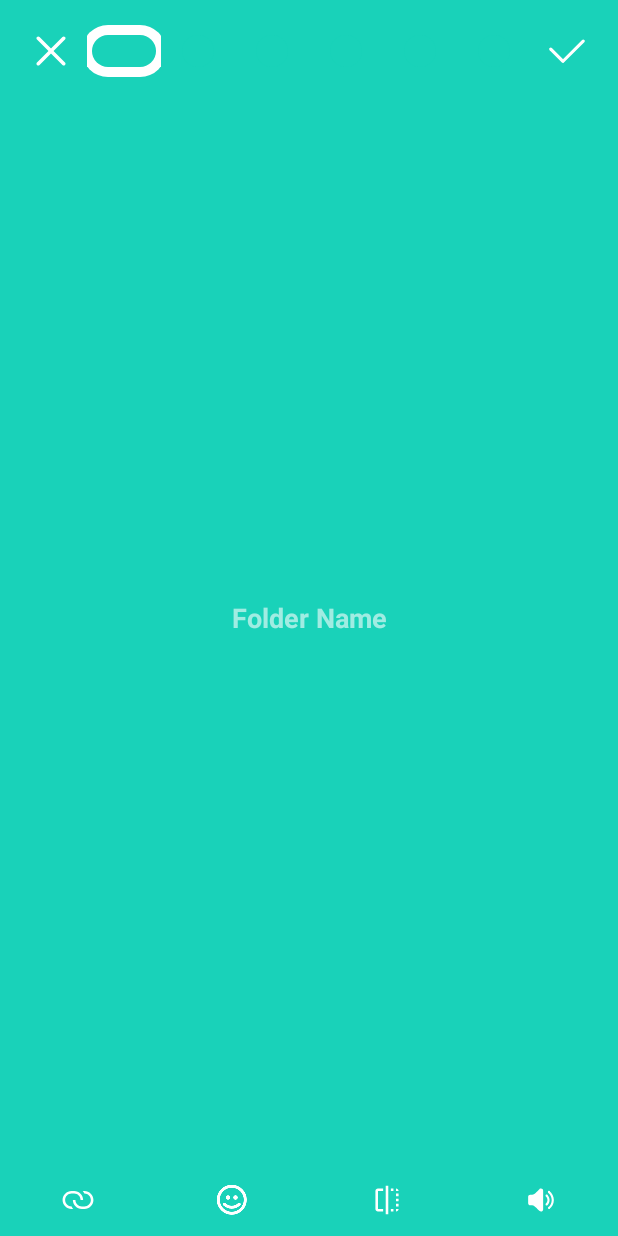
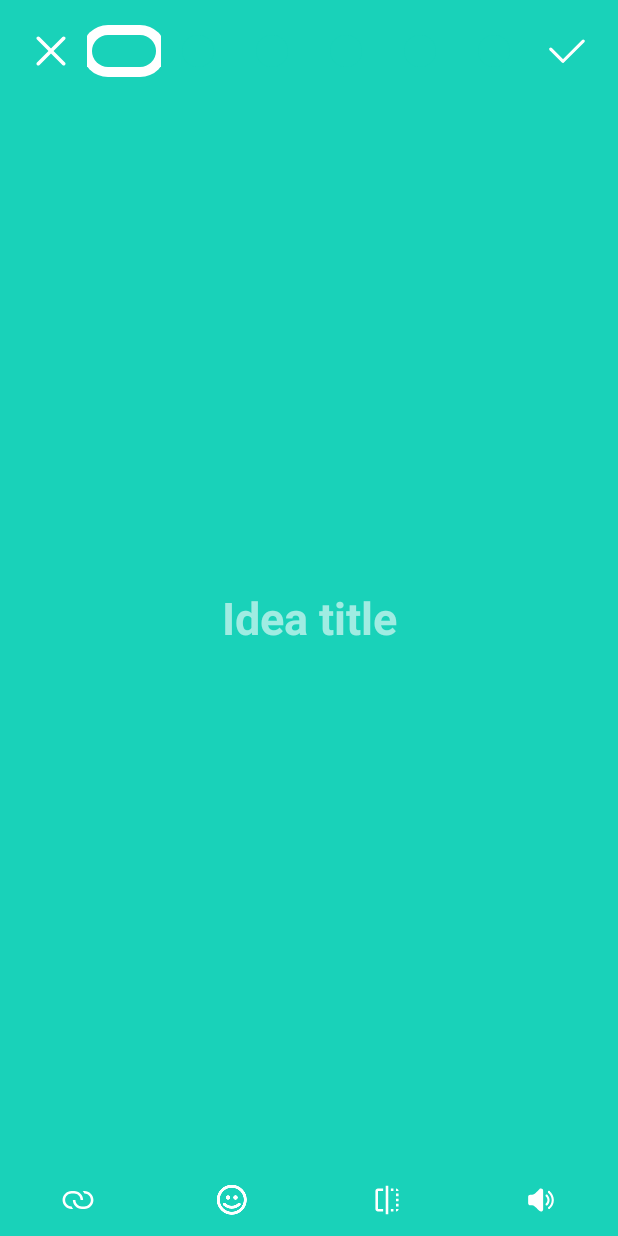
Before and after one commit to tonnylitao/Acornote, an Android app: the EditFolderActivity screen opened directly, with no data from a screen before it, on a phone screen of 412 x 824 dp. Run offline under Robolectric (Android 15) with nearby library versions, the phone set to English and light mode, and no system bars; our stand-ins replace data binding; libraries missing offline, so code that uses them is left out: io.realm, io.realm.annotations; 4 statements that could not run were skipped.

Commit message:
remove Presenter in EditFolder becase there is no heavy operation in P

```diff
--- a/Acornote_Android/app/src/main/AndroidManifest.xml
+++ b/Acornote_Android/app/src/main/AndroidManifest.xml
@@ -27,8 +27,8 @@
         </activity>
 
         <activity android:name=".ui.editfolder.EditFolderActivity"
-                  android:theme="@style/AppTheme.NoActionBar"
-                  android:windowSoftInputMode="stateAlwaysVisible|adjustResize">
+                  android:windowSoftInputMode="stateAlwaysVisible|adjustResize"
+                  android:theme="@style/AppTheme.NoActionBar">
         </activity>
     </application>
 
--- a/Acornote_Android/app/src/main/java/tonnysunm/com/acornote/ui/base/BaseActivity.java
+++ b/Acornote_Android/app/src/main/java/tonnysunm/com/acornote/ui/base/BaseActivity.java
@@ -8,7 +8,9 @@ public abstract class BaseActivity<P extends MVP.Presenter> extends AppCompatAct
 
     @Override
     protected void onDestroy() {
-        mPresenter.detachView();
+        if (mPresenter != null) {
+            mPresenter.detachView();
+        }
 
         super.onDestroy();
     }
--- a/Acornote_Android/app/src/main/java/tonnysunm/com/acornote/ui/editfolder/EditFolderActivity.java
+++ b/Acornote_Android/app/src/main/java/tonnysunm/com/acornote/ui/editfolder/EditFolderActivity.java
@@ -8,10 +8,11 @@ import android.support.annotation.Nullable;
 import tonnysunm.com.acornote.R;
 import tonnysunm.com.acornote.model.Folder;
 import tonnysunm.com.acornote.ui.base.BaseActivity;
+import tonnysunm.com.acornote.ui.base.MVP;
 
 import static com.google.common.base.Preconditions.checkNotNull;
 
-public class EditFolderActivity extends BaseActivity<EditFolderPresenter> {
+public class EditFolderActivity extends BaseActivity<MVP.Presenter> {
     public static final int CREATE_FOLDER_REQUEST = 1;
     public static final String EXTRA_FOLDER = "EXTRA_FOLDER";
     public static final String EXTRA_FOLDER_VIEWMODEL = "EXTRA_FOLDER_VIEWMODEL";
@@ -35,16 +36,5 @@ public class EditFolderActivity extends BaseActivity<EditFolderPresenter> {
         final EditFolderFragment fragment = (EditFolderFragment) getSupportFragmentManager()
                 .findFragmentById(R.id.fragment);
         checkNotNull(fragment, "view should not be null");
-
-        mPresenter = new EditFolderPresenter();
-        mPresenter.attachView(fragment);
-        fragment.setPresenter(mPresenter);
-    }
-
-    @Override
-    protected void onResume() {
-        super.onResume();
-
-        mPresenter.loadData();
     }
 }
--- a/Acornote_Android/app/src/main/java/tonnysunm/com/acornote/ui/editfolder/EditFolderFragment.java
+++ b/Acornote_Android/app/src/main/java/tonnysunm/com/acornote/ui/editfolder/EditFolderFragment.java
@@ -5,7 +5,6 @@ import android.content.Context;
 import android.os.Bundle;
 import android.support.v4.app.Fragment;
 import android.support.v4.content.ContextCompat;
-import android.util.Log;
 import android.view.LayoutInflater;
 import android.view.View;
 import android.view.ViewGroup;
@@ -15,18 +14,15 @@ import io.realm.Realm;
 import tonnysunm.com.acornote.R;
 import tonnysunm.com.acornote.databinding.EditfolderFragmentBinding;
 import tonnysunm.com.acornote.model.Folder;
+import tonnysunm.com.acornote.ui.base.MVP;
 
 public class EditFolderFragment extends Fragment implements EditFolderMVP.View {
     private static final String TAG = EditFolderFragment.class.getSimpleName();
 
-    private EditFolderPresenter mPresenter;
-
     private Folder mFolder;
 
     @Override
-    public void setPresenter(EditFolderPresenter presenter) {
-        mPresenter = presenter;
-    }
+    public void setPresenter(MVP.Presenter presenter) {}
 
     @Override
     public View onCreateView(LayoutInflater inflater, ViewGroup container,
@@ -51,19 +47,6 @@ public class EditFolderFragment extends Fragment implements EditFolderMVP.View {
         binding.setViewModel(viewModel);
 
         return view;
-    }
-
-    @Override
-    public void refresh(String string) {
-
-        Log.d("Home", string);
-    }
-
-    @Override
-    public void onResume() {
-        super.onResume();
-
-        mPresenter.loadData();
     }
 
     @Override
--- a/Acornote_Android/app/src/main/java/tonnysunm/com/acornote/ui/editfolder/EditFolderMVP.java
+++ b/Acornote_Android/app/src/main/java/tonnysunm/com/acornote/ui/editfolder/EditFolderMVP.java
@@ -4,14 +4,8 @@ import tonnysunm.com.acornote.ui.base.MVP;
 
 public interface EditFolderMVP {
 
-    interface Presenter {
-        void loadData();
-    }
-
-    interface View extends MVP.View<EditFolderPresenter> {
+    interface View extends MVP.View<MVP.Presenter> {
         void onCancel();
         void onSure(EditFolderViewModel viewModel);
-
-        void refresh(String string);
     }
 }
--- a/Acornote_Android/app/src/main/java/tonnysunm/com/acornote/ui/editfolder/EditFolderPresenter.java
+++ /dev/null
@@ -1,14 +0,0 @@
-package tonnysunm.com.acornote.ui.editfolder;
-
-import tonnysunm.com.acornote.ui.base.BasePresenter;
-
-class EditFolderPresenter extends BasePresenter<EditFolderMVP.View> implements EditFolderMVP.Presenter {
-    private static final String TAG = EditFolderPresenter.class.getSimpleName();
-
-    @Override
-    public void loadData() {
-        //async operations
-        getMVPView().refresh("Hello MVP");
-    }
-
-}
--- a/Acornote_Android/app/src/main/res/layout/editfolder_fragment.xml
+++ b/Acornote_Android/app/src/main/res/layout/editfolder_fragment.xml
@@ -29,6 +29,7 @@
         android:background="@android:color/transparent"
         android:onClick="@{(v)->viewModel.view.onCancel()}"
         />
+
 
     <tonnysunm.com.acornote.ui.customview.ColorIndicatorButton
         android:id="@+id/btn_color_0"
@@ -119,6 +120,7 @@
         android:layout_width="0dp"
         android:layout_height="100dp"
         android:minWidth="150dp"
+        android:textSize="@dimen/edit_folder_size"
         android:textColorHint="@color/iconOff"
         android:inputType="text"
         android:textColor="#FFFFFF"
@@ -131,8 +133,8 @@
         app:layout_constraintLeft_toLeftOf="parent"
         app:layout_constraintRight_toRightOf="parent"
         android:text="@={viewModel.title}"
-        android:hint="Folder Name"
-        tools:text="Folder Name"
+        android:hint="Idea title"
+        tools:text="Idea title"
         tools:textColor="@color/iconOff"
         android:layout_marginStart="16dp"
         android:layout_marginEnd="16dp"/>
--- a/Acornote_Android/app/src/main/res/values/dimens.xml
+++ b/Acornote_Android/app/src/main/res/values/dimens.xml
@@ -2,4 +2,6 @@
     <dimen name="fab_margin">16dp</dimen>
     <dimen name="item_right_with_image">55dp</dimen>
     <dimen name="item_right_without_image">5dp</dimen>
+
+    <dimen name="edit_folder_size">30dp</dimen>
 </resources>
--- a/Acornote_Android/app/src/main/res/values/strings.xml
+++ b/Acornote_Android/app/src/main/res/values/strings.xml
@@ -4,6 +4,6 @@
 
     <!-- TODO: Remove or change this placeholder text -->
     <string name="hello_blank_fragment">Hello blank fragment</string>
-    <string name="need_folder_name">Need Folder Name</string>
+    <string name="need_folder_name">Need Idea Title</string>
     <string name="create_error">Error</string>
 </resources>
```
Also changed, not shown: Acornote_Android/app/src/main/res/layout/colorindicator_view.xml (added, +16 -0 lines).
